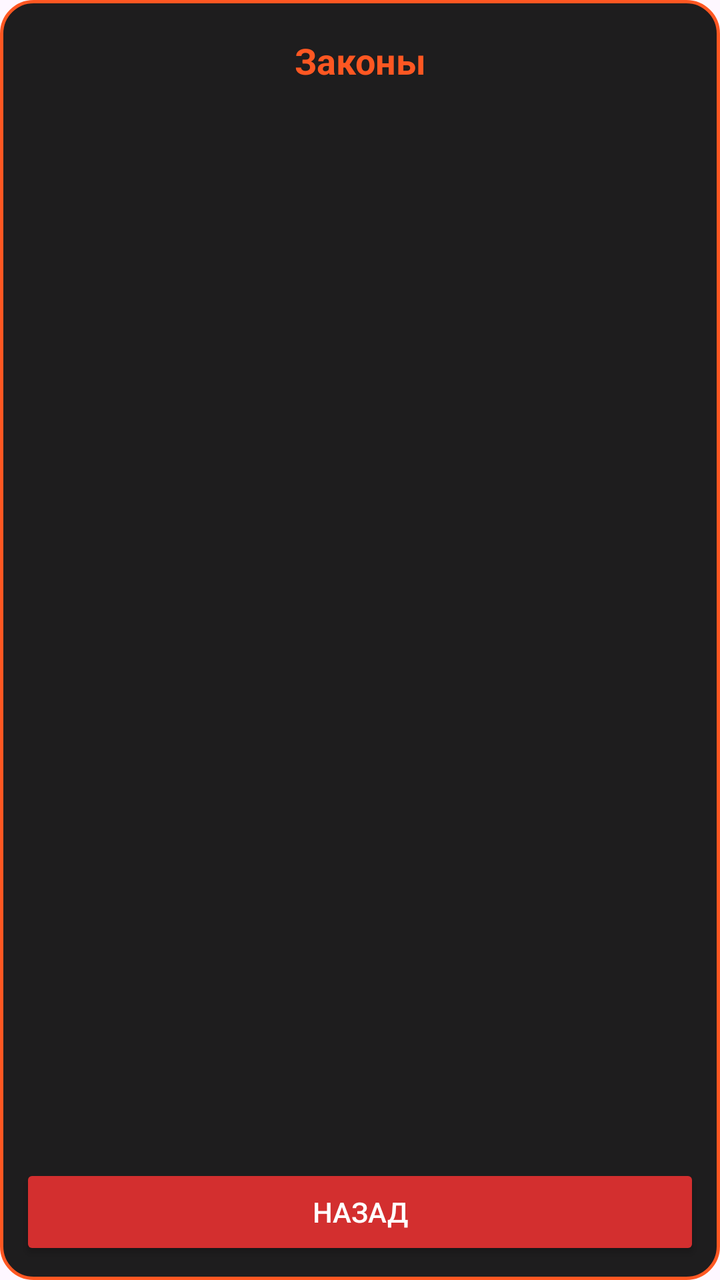
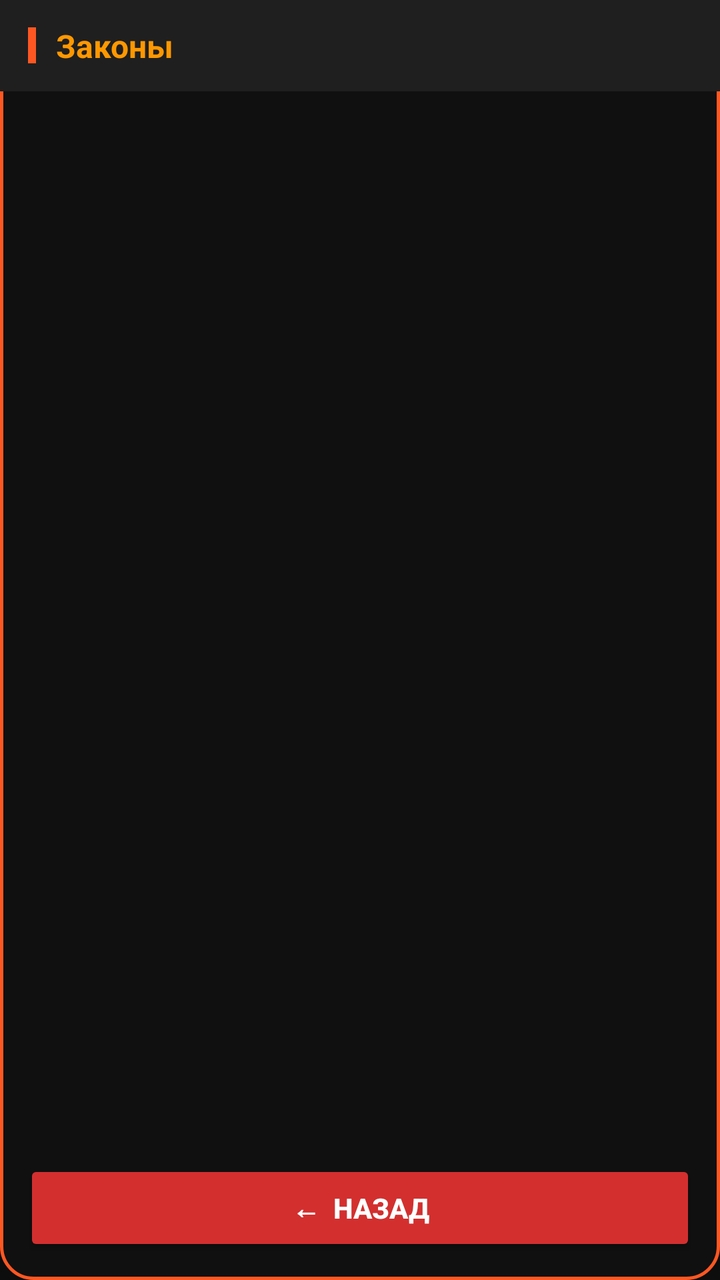

Before-and-after screenshots of an Android layout around one commit, followed by the original layout XML and the change that was made.
<!-- AndroidManifest.xml: application theme Theme.BlackRussiaLaws -->
<!-- res/layout/overlay_text.xml -->
<?xml version="1.0" encoding="utf-8"?>
<LinearLayout xmlns:android="http://schemas.android.com/apk/res/android"
    android:layout_width="320dp"
    android:layout_height="480dp"
    android:orientation="vertical"
    android:background="@drawable/text_panel_bg"
    android:padding="10dp"
    android:elevation="14dp">

    <TextView
        android:id="@+id/tvTitle"
        android:layout_width="match_parent"
        android:layout_height="wrap_content"
        android:text="Законы"
        android:textColor="#FF5722"
        android:textSize="18sp"
        android:textStyle="bold"
        android:gravity="center"
        android:padding="8dp" />

    <ScrollView
        android:layout_width="match_parent"
        android:layout_height="0dp"
        android:layout_weight="1"
        android:fillViewport="true"
        android:scrollbars="vertical">

        <TextView
            android:id="@+id/tvContent"
            android:layout_width="match_parent"
            android:layout_height="wrap_content"
            android:textColor="#FFFFFF"
            android:textSize="14sp"
            android:lineSpacingExtra="3dp"
            android:padding="10dp"
            android:textIsSelectable="true" />

    </ScrollView>

    <Button
        android:id="@+id/btnBack"
        android:layout_width="match_parent"
        android:layout_height="wrap_content"
        android:text="НАЗАД"
        android:backgroundTint="#D32F2F"
        android:textColor="#FFFFFF"
        android:layout_marginTop="6dp" />

</LinearLayout>
<!-- resources referenced by this layout -->
<resources>
  <!-- drawable text_panel_bg (drawable) -->
  <?xml version="1.0" encoding="utf-8"?>
  <shape xmlns:android="http://schemas.android.com/apk/res/android"
      android:shape="rectangle">
      <solid android:color="#F0101010" />
      <corners android:radius="16dp" />
      <stroke
          android:width="1.5dp"
          android:color="#FFFF5722" />
  </shape>
  <style name="Theme.BlackRussiaLaws" parent="Theme.Material3.DayNight.NoActionBar">
          <item name="colorPrimary">#FF5722</item>
          <item name="colorPrimaryVariant">#E64A19</item>
          <item name="colorOnPrimary">#FFFFFF</item>
          <item name="colorSecondary">#FF9800</item>
          <item name="android:statusBarColor">#000000</item>
          <item name="android:navigationBarColor">#000000</item>
      </style>
</resources>

<!-- the commit's change to res/layout/overlay_text.xml (unified diff, before → after) -->
@@ -1,49 +1,69 @@
 <?xml version="1.0" encoding="utf-8"?>
 <LinearLayout xmlns:android="http://schemas.android.com/apk/res/android"
-    android:layout_width="320dp"
-    android:layout_height="480dp"
+    android:layout_width="300dp"
+    android:layout_height="460dp"
     android:orientation="vertical"
     android:background="@drawable/text_panel_bg"
-    android:padding="10dp"
-    android:elevation="14dp">
+    android:elevation="16dp">
 
-    <TextView
-        android:id="@+id/tvTitle"
+    <LinearLayout
         android:layout_width="match_parent"
         android:layout_height="wrap_content"
-        android:text="Законы"
-        android:textColor="#FF5722"
-        android:textSize="18sp"
-        android:textStyle="bold"
-        android:gravity="center"
-        android:padding="8dp" />
+        android:orientation="horizontal"
+        android:paddingHorizontal="14dp"
+        android:paddingVertical="12dp"
+        android:gravity="center_vertical"
+        android:background="#1F1F1F">
+
+        <View
+            android:layout_width="4dp"
+            android:layout_height="18dp"
+            android:background="#FF5722"
+            android:layout_marginEnd="10dp" />
+
+        <TextView
+            android:id="@+id/tvTitle"
+            android:layout_width="0dp"
+            android:layout_height="wrap_content"
+            android:layout_weight="1"
+            android:text="Законы"
+            android:textColor="#FF9800"
+            android:textSize="16sp"
+            android:textStyle="bold"
+            android:maxLines="1"
+            android:ellipsize="end" />
+    </LinearLayout>
 
     <ScrollView
         android:layout_width="match_parent"
         android:layout_height="0dp"
         android:layout_weight="1"
         android:fillViewport="true"
-        android:scrollbars="vertical">
+        android:scrollbars="vertical"
+        android:paddingHorizontal="14dp"
+        android:paddingTop="10dp"
+        android:paddingBottom="6dp">
 
         <TextView
             android:id="@+id/tvContent"
             android:layout_width="match_parent"
             android:layout_height="wrap_content"
-            android:textColor="#FFFFFF"
-            android:textSize="14sp"
-            android:lineSpacingExtra="3dp"
-            android:padding="10dp"
+            android:textColor="#E8E8E8"
+            android:textSize="13.5sp"
+            android:lineSpacingExtra="4dp"
+            android:lineSpacingMultiplier="1.15"
             android:textIsSelectable="true" />
-
     </ScrollView>
 
     <Button
         android:id="@+id/btnBack"
         android:layout_width="match_parent"
-        android:layout_height="wrap_content"
-        android:text="НАЗАД"
+        android:layout_height="48dp"
+        android:text="←  НАЗАД"
+        android:textSize="14sp"
+        android:textStyle="bold"
         android:backgroundTint="#D32F2F"
         android:textColor="#FFFFFF"
-        android:layout_marginTop="6dp" />
+        android:layout_margin="12dp" />
 
 </LinearLayout>
<!-- resource entries referenced after the edit -->
@@ -15,8 +15,10 @@
           <item name="colorPrimaryVariant">#E64A19</item>
           <item name="colorOnPrimary">#FFFFFF</item>
           <item name="colorSecondary">#FF9800</item>
-          <item name="android:statusBarColor">#000000</item>
-          <item name="android:navigationBarColor">#000000</item>
+          <item name="android:statusBarColor">#0D0D0D</item>
+          <item name="android:navigationBarColor">#0D0D0D</item>
+          <item name="android:windowBackground">#0D0D0D</item>
+          <item name="android:windowLightStatusBar">false</item>
       </style>
 </resources>
 
